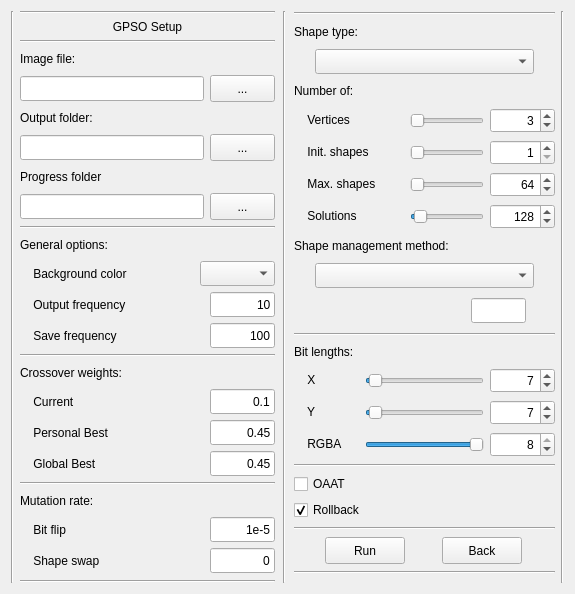
Above: ui/gpso_setup_ui.ui from eM7RON/ImageEvo before the change. Below: the same form after it.
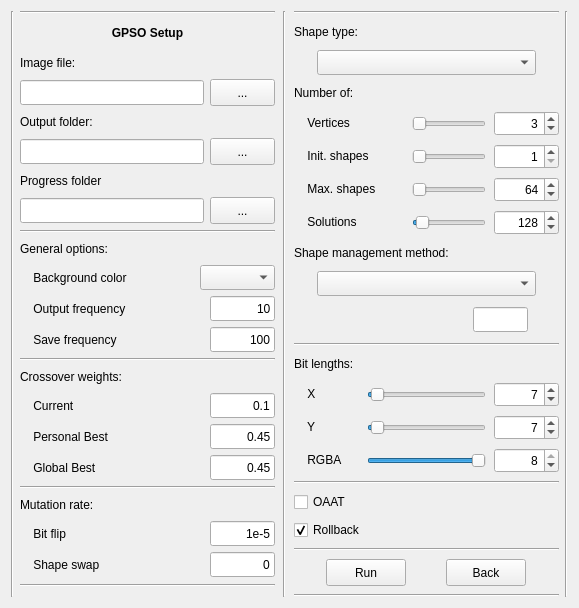
That is the form after the change.

Diff of the .ui file:
```diff
--- a/ui/gpso_setup_ui.ui
+++ b/ui/gpso_setup_ui.ui
@@ -49,6 +49,9 @@
     <layout class="QHBoxLayout" name="horizontalLayout_4">
      <item>
       <layout class="QVBoxLayout" name="verticalLayout_8">
+       <property name="spacing">
+        <number>6</number>
+       </property>
        <item>
         <widget class="Line" name="line_3">
          <property name="orientation">
@@ -60,8 +63,20 @@
         <layout class="QHBoxLayout" name="horizontalLayout_27">
          <item>
           <widget class="QLabel" name="gpso_setup_label">
+           <property name="minimumSize">
+            <size>
+             <width>0</width>
+             <height>27</height>
+            </size>
+           </property>
+           <property name="maximumSize">
+            <size>
+             <width>16777215</width>
+             <height>27</height>
+            </size>
+           </property>
            <property name="text">
-            <string>GPSO Setup</string>
+            <string>&lt;html&gt;&lt;head/&gt;&lt;body&gt;&lt;p&gt;&lt;span style=&quot; font-weight:600;&quot;&gt;GPSO Setup&lt;/span&gt;&lt;/p&gt;&lt;/body&gt;&lt;/html&gt;</string>
            </property>
            <property name="alignment">
             <set>Qt::AlignCenter</set>
@@ -70,13 +85,6 @@
          </item>
         </layout>
        </item>
-       <item>
-        <widget class="Line" name="line_11">
-         <property name="orientation">
-          <enum>Qt::Horizontal</enum>
-         </property>
-        </widget>
-       </item>
        <item>
         <layout class="QHBoxLayout" name="horizontalLayout_29">
          <item>
@@ -1138,6 +1146,9 @@
      </item>
      <item>
       <layout class="QVBoxLayout" name="verticalLayout_11">
+       <property name="spacing">
+        <number>8</number>
+       </property>
        <property name="sizeConstraint">
         <enum>QLayout::SetDefaultConstraint</enum>
        </property>
```
